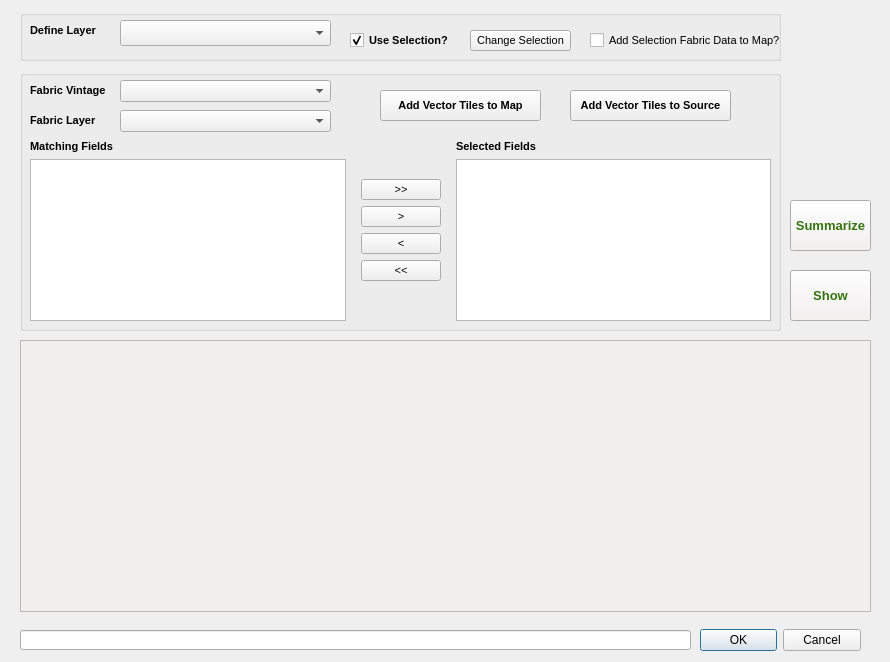
costquestassociates/cqafabric_QGIS, file retrievedata_dialog_base.ui: the form before one commit.
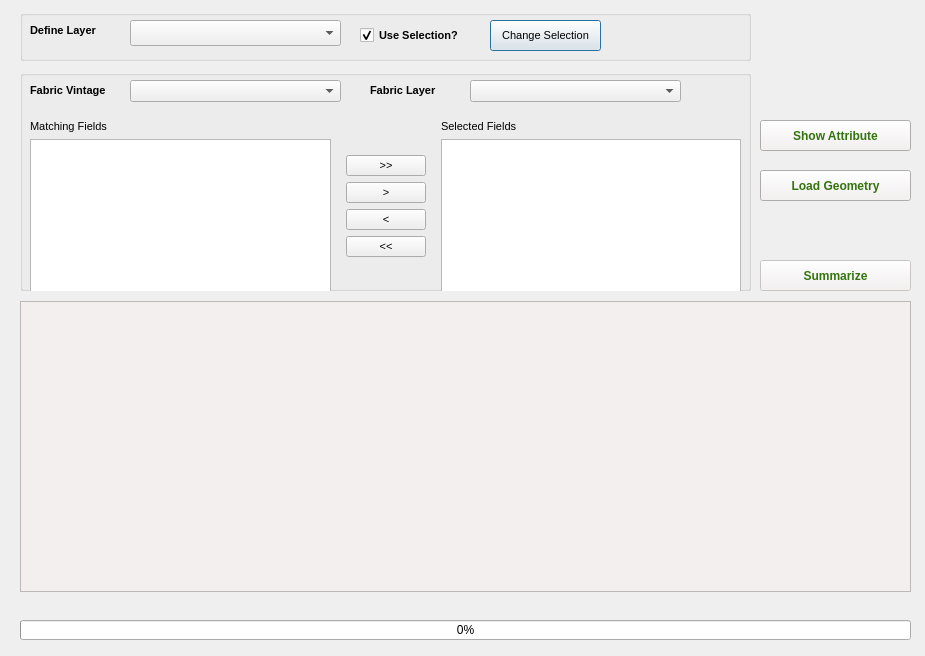
The form after the commit. Icons and pictures are not drawn. Custom widgets are drawn as their Qt base class.

The edit to the form file:
```diff
--- a/retrievedata_dialog_base.ui
+++ b/retrievedata_dialog_base.ui
@@ -2,6 +2,9 @@
 <ui version="4.0">
  <class>Dialog</class>
  <widget class="QDialog" name="Dialog">
+  <property name="windowModality">
+   <enum>Qt::NonModal</enum>
+  </property>
   <property name="enabled">
    <bool>true</bool>
   </property>
@@ -9,8 +12,8 @@
    <rect>
     <x>0</x>
     <y>0</y>
-    <width>890</width>
-    <height>662</height>
+    <width>925</width>
+    <height>656</height>
    </rect>
   </property>
   <property name="sizePolicy">
@@ -25,8 +28,8 @@
   <widget class="QDialogButtonBox" name="buttonBox">
    <property name="geometry">
     <rect>
-     <x>700</x>
-     <y>620</y>
+     <x>620</x>
+     <y>680</y>
      <width>161</width>
      <height>41</height>
     </rect>
@@ -35,17 +38,7 @@
     <enum>Qt::Horizontal</enum>
    </property>
    <property name="standardButtons">
-    <set>QDialogButtonBox::Cancel|QDialogButtonBox::Ok</set>
-   </property>
-  </widget>
-  <widget class="QgsMapLayerComboBox" name="mapVlayersCb">
-   <property name="geometry">
-    <rect>
-     <x>120</x>
-     <y>20</y>
-     <width>211</width>
-     <height>26</height>
-    </rect>
+    <set>QDialogButtonBox::NoButton</set>
    </property>
   </widget>
   <widget class="QLabel" name="label_layer_3">
@@ -74,7 +67,7 @@
     <rect>
      <x>20</x>
      <y>10</y>
-     <width>761</width>
+     <width>731</width>
      <height>51</height>
     </rect>
    </property>
@@ -91,10 +84,10 @@
    <widget class="QPushButton" name="pushButton_ChgSelect">
     <property name="geometry">
      <rect>
-      <x>450</x>
-      <y>20</y>
-      <width>101</width>
-      <height>21</height>
+      <x>470</x>
+      <y>10</y>
+      <width>111</width>
+      <height>31</height>
      </rect>
     </property>
     <property name="font">
@@ -111,10 +104,10 @@
    <widget class="QCheckBox" name="checkBox_selection">
     <property name="geometry">
      <rect>
-      <x>330</x>
-      <y>20</y>
+      <x>340</x>
+      <y>10</y>
       <width>121</width>
-      <height>21</height>
+      <height>31</height>
      </rect>
     </property>
     <property name="font">
@@ -132,32 +125,22 @@
      <bool>true</bool>
     </property>
    </widget>
-   <widget class="QCheckBox" name="checkBox_addlocations">
-    <property name="enabled">
-     <bool>true</bool>
-    </property>
+   <widget class="QgsMapLayerComboBox" name="mapVlayersCb">
     <property name="geometry">
      <rect>
-      <x>570</x>
-      <y>20</y>
-      <width>191</width>
-      <height>21</height>
+      <x>110</x>
+      <y>10</y>
+      <width>211</width>
+      <height>26</height>
      </rect>
     </property>
     <property name="font">
      <font>
-      <family>Arial</family>
       <pointsize>8</pointsize>
       <weight>50</weight>
       <bold>false</bold>
      </font>
     </property>
-    <property name="text">
-     <string>Add Selection Fabric Data to Map?</string>
-    </property>
-    <property name="checked">
-     <bool>false</bool>
-    </property>
    </widget>
   </widget>
   <widget class="QGroupBox" name="groupBox_3">
@@ -165,8 +148,8 @@
     <rect>
      <x>20</x>
      <y>70</y>
-     <width>761</width>
-     <height>261</height>
+     <width>731</width>
+     <height>221</height>
     </rect>
    </property>
    <property name="font">
@@ -203,7 +186,7 @@
    <widget class="QComboBox" name="comboBox_vintage">
     <property name="geometry">
      <rect>
-      <x>100</x>
+      <x>110</x>
       <y>10</y>
       <width>211</width>
       <height>22</height>
@@ -220,8 +203,8 @@
    <widget class="QLabel" name="label_layer">
     <property name="geometry">
      <rect>
-      <x>10</x>
-      <y>40</y>
+      <x>350</x>
+      <y>10</y>
       <width>91</width>
       <height>21</height>
      </rect>
@@ -241,8 +224,8 @@
    <widget class="QComboBox" name="comboBox_layer">
     <property name="geometry">
      <rect>
-      <x>100</x>
-      <y>40</y>
+      <x>450</x>
+      <y>10</y>
       <width>211</width>
       <height>22</height>
      </rect>
@@ -255,56 +238,13 @@
      </font>
     </property>
    </widget>
-   <widget class="QPushButton" name="pushButton_AddTiles_S">
-    <property name="enabled">
-     <bool>true</bool>
-    </property>
-    <property name="geometry">
-     <rect>
-      <x>550</x>
-      <y>20</y>
-      <width>161</width>
-      <height>31</height>
-     </rect>
-    </property>
-    <property name="font">
-     <font>
-      <pointsize>8</pointsize>
-      <weight>75</weight>
-      <bold>true</bold>
-     </font>
-    </property>
-    <property name="text">
-     <string>Add Vector Tiles to Source</string>
-    </property>
-   </widget>
-   <widget class="QPushButton" name="pushButton_AddTiles_M">
-    <property name="geometry">
-     <rect>
-      <x>360</x>
-      <y>20</y>
-      <width>161</width>
-      <height>31</height>
-     </rect>
-    </property>
-    <property name="font">
-     <font>
-      <pointsize>8</pointsize>
-      <weight>75</weight>
-      <bold>true</bold>
-     </font>
-    </property>
-    <property name="text">
-     <string>Add Vector Tiles to Map</string>
-    </property>
-   </widget>
    <widget class="QWidget" name="layoutWidget">
     <property name="geometry">
      <rect>
       <x>10</x>
-      <y>70</y>
-      <width>741</width>
-      <height>181</height>
+      <y>50</y>
+      <width>711</width>
+      <height>173</height>
      </rect>
     </property>
     <layout class="QHBoxLayout" name="horizontalLayout">
@@ -315,8 +255,8 @@
          <property name="font">
           <font>
            <pointsize>8</pointsize>
-           <weight>75</weight>
-           <bold>true</bold>
+           <weight>50</weight>
+           <bold>false</bold>
           </font>
          </property>
          <property name="text">
@@ -481,8 +421,8 @@
          <property name="font">
           <font>
            <pointsize>8</pointsize>
-           <weight>75</weight>
-           <bold>true</bold>
+           <weight>50</weight>
+           <bold>false</bold>
           </font>
          </property>
          <property name="text">
@@ -513,9 +453,9 @@
    <property name="geometry">
     <rect>
      <x>20</x>
-     <y>340</y>
-     <width>851</width>
-     <height>272</height>
+     <y>301</y>
+     <width>891</width>
+     <height>291</height>
     </rect>
    </property>
    <property name="font">
@@ -556,13 +496,49 @@
     <bool>true</bool>
    </property>
   </widget>
-  <widget class="QPushButton" name="populatetableBtn">
+  <widget class="QProgressBar" name="progressBar">
    <property name="geometry">
     <rect>
-     <x>790</x>
-     <y>270</y>
-     <width>81</width>
-     <height>51</height>
+     <x>20</x>
+     <y>620</y>
+     <width>891</width>
+     <height>20</height>
+    </rect>
+   </property>
+   <property name="toolTip">
+    <string/>
+   </property>
+   <property name="value">
+    <number>0</number>
+   </property>
+  </widget>
+  <widget class="QLabel" name="infoBox">
+   <property name="geometry">
+    <rect>
+     <x>20</x>
+     <y>590</y>
+     <width>741</width>
+     <height>31</height>
+    </rect>
+   </property>
+   <property name="font">
+    <font>
+     <pointsize>8</pointsize>
+     <weight>50</weight>
+     <bold>false</bold>
+    </font>
+   </property>
+   <property name="text">
+    <string/>
+   </property>
+  </widget>
+  <widget class="QPushButton" name="loadGeometryBtn">
+   <property name="geometry">
+    <rect>
+     <x>760</x>
+     <y>170</y>
+     <width>151</width>
+     <height>31</height>
     </rect>
    </property>
    <property name="sizePolicy">
@@ -573,7 +549,7 @@
    </property>
    <property name="font">
     <font>
-     <pointsize>10</pointsize>
+     <pointsize>9</pointsize>
      <weight>75</weight>
      <bold>true</bold>
     </font>
@@ -584,7 +560,7 @@
 color: rgb(52, 116, 14);</string>
    </property>
    <property name="text">
-    <string>Show</string>
+    <string>Load Geometry</string>
    </property>
    <property name="icon">
     <iconset>
@@ -599,14 +575,14 @@
   </widget>
   <widget class="QPushButton" name="summarizetableBtn">
    <property name="enabled">
-    <bool>true</bool>
+    <bool>false</bool>
    </property>
    <property name="geometry">
     <rect>
-     <x>790</x>
-     <y>200</y>
-     <width>81</width>
-     <height>51</height>
+     <x>760</x>
+     <y>260</y>
+     <width>151</width>
+     <height>31</height>
     </rect>
    </property>
    <property name="sizePolicy">
@@ -617,7 +593,7 @@
    </property>
    <property name="font">
     <font>
-     <pointsize>10</pointsize>
+     <pointsize>9</pointsize>
      <weight>75</weight>
      <bold>true</bold>
     </font>
@@ -641,31 +617,57 @@
     </size>
    </property>
   </widget>
-  <widget class="QLineEdit" name="infoBox">
+  <widget class="QPushButton" name="populatetableBtn">
    <property name="geometry">
     <rect>
-     <x>20</x>
-     <y>630</y>
-     <width>671</width>
-     <height>20</height>
+     <x>760</x>
+     <y>120</y>
+     <width>151</width>
+     <height>31</height>
     </rect>
    </property>
+   <property name="sizePolicy">
+    <sizepolicy hsizetype="Minimum" vsizetype="Fixed">
+     <horstretch>0</horstretch>
+     <verstretch>0</verstretch>
+    </sizepolicy>
+   </property>
+   <property name="font">
+    <font>
+     <pointsize>9</pointsize>
+     <weight>75</weight>
+     <bold>true</bold>
+    </font>
+   </property>
+   <property name="styleSheet">
+    <string notr="true">background-color: rgb(244, 239, 239);
+border-color: rgb(255, 170, 255);
+color: rgb(52, 116, 14);</string>
+   </property>
    <property name="text">
-    <string/>
+    <string>Show Attribute</string>
    </property>
-   <property name="maxLength">
-    <number>32770</number>
+   <property name="icon">
+    <iconset>
+     <normaloff>../nvdb/skriv_icon.png</normaloff>../nvdb/skriv_icon.png</iconset>
+   </property>
+   <property name="iconSize">
+    <size>
+     <width>32</width>
+     <height>32</height>
+    </size>
    </property>
   </widget>
+  <zorder>progressBar</zorder>
   <zorder>tableResult</zorder>
   <zorder>groupBox_3</zorder>
   <zorder>groupBox</zorder>
   <zorder>buttonBox</zorder>
-  <zorder>mapVlayersCb</zorder>
   <zorder>label_layer_3</zorder>
-  <zorder>populatetableBtn</zorder>
-  <zorder>summarizetableBtn</zorder>
   <zorder>infoBox</zorder>
+  <zorder>loadGeometryBtn</zorder>
+  <zorder>summarizetableBtn</zorder>
+  <zorder>populatetableBtn</zorder>
  </widget>
  <customwidgets>
   <customwidget>
```
